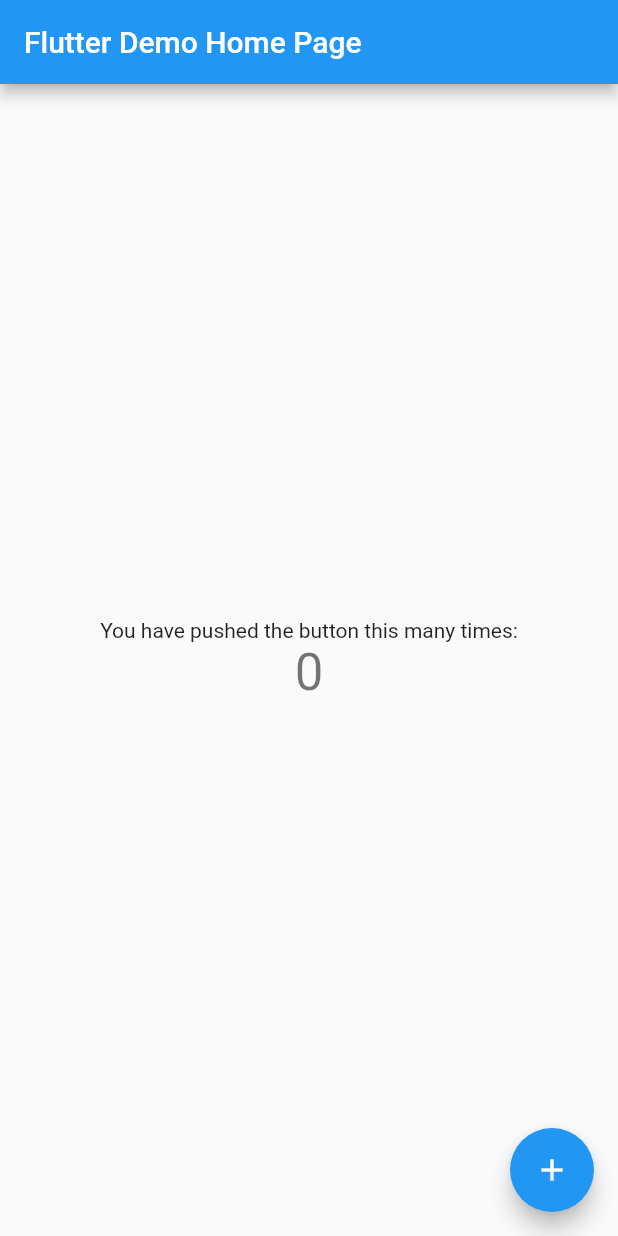
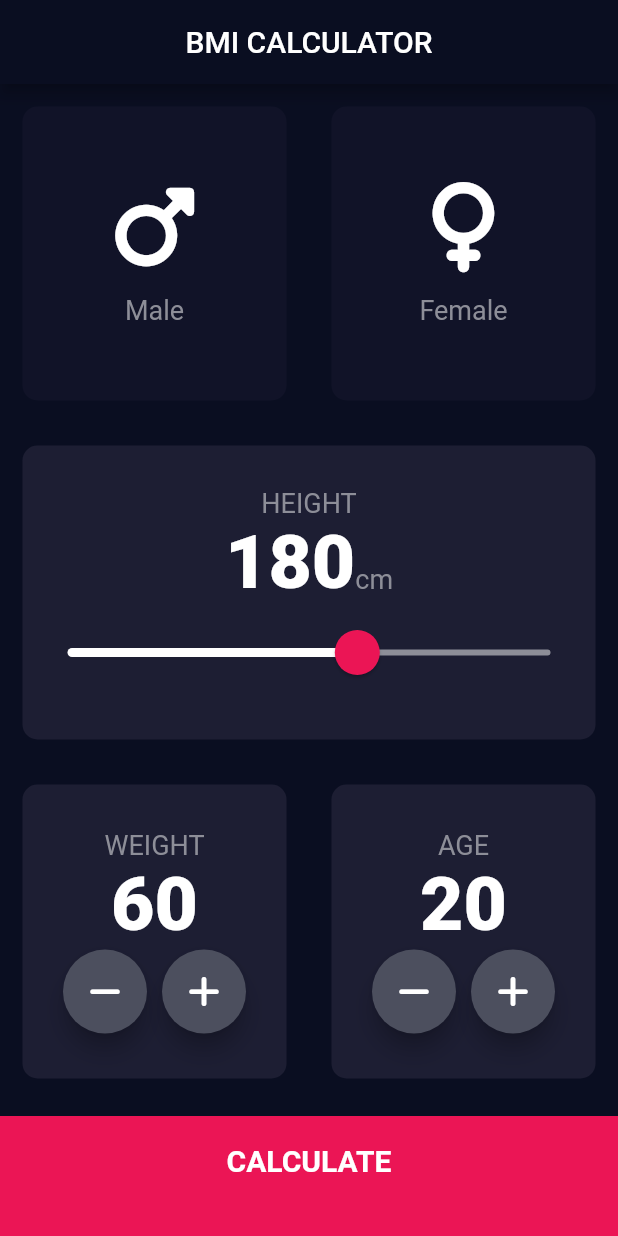
Before and after one commit to fernandogiroto/imc_calculator_flutter, a Flutter app: the screen it shows after launch, on a phone screen of 412 x 824 dp. Run offline on Flutter 3.47's test engine with Material 2 defaults, Android fonts, the phone set to English and light mode, and no system bars; our stand-ins replace font_awesome_flutter.

Commit message:
BMI Calculator

```diff
--- /dev/null
+++ b/lib/classes/calculator_brain.dart
@@ -0,0 +1,35 @@
+import 'dart:math';
+
+class CalculatorBrain {
+  CalculatorBrain({required this.height, required this.weight});
+
+  late final int height;
+  late final int weight;
+
+  late double _bmi;
+
+  String calculateBMI() {
+    _bmi = weight / pow(height / 100, 2);
+    return _bmi.toStringAsFixed(1);
+  }
+
+  String getResult() {
+    if (_bmi >= 25) {
+      return 'Overweight';
+    } else if (_bmi > 18.5) {
+      return 'Normal';
+    } else {
+      return 'Underweight';
+    }
+  }
+
+  String getInterpretation() {
+    if (_bmi >= 25) {
+      return 'You have a higher than normal body weight. Try to exercise more.';
+    } else if (_bmi >= 18.5) {
+      return 'You have a normal body weight. Good job!';
+    } else {
+      return 'You have a lower than normal body weight. You can eat a bit more.';
+    }
+  }
+}
--- /dev/null
+++ b/lib/components/card_content.dart
@@ -0,0 +1,24 @@
+import 'package:flutter/material.dart';
+import 'package:imc_calculator_flutter/utils/constants.dart';
+
+class CardContent extends StatelessWidget {
+  final IconData? icon;
+  final String label;
+
+  CardContent({this.icon, required this.label});
+
+  @override
+  Widget build(BuildContext context) {
+    return Column(
+      mainAxisAlignment: MainAxisAlignment.center,
+      children: [
+        Icon(icon, size: 60.0),
+        SizedBox(height: 15.0),
+        Text(
+          label,
+          style: kLabelStyle,
+        )
+      ],
+    );
+  }
+}
--- /dev/null
+++ b/lib/components/default_card.dart
@@ -0,0 +1,24 @@
+import 'package:flutter/material.dart';
+
+class DefaultCard extends StatelessWidget {
+  final Color colorCard;
+  final Widget? cardChild;
+  final VoidCallback? onPress;
+
+  DefaultCard({required this.colorCard, this.cardChild, this.onPress});
+
+  @override
+  Widget build(BuildContext context) {
+    return GestureDetector(
+      onTap: onPress,
+      child: Container(
+        margin: EdgeInsets.all(15.0),
+        decoration: BoxDecoration(
+          color: colorCard,
+          borderRadius: BorderRadius.circular(10),
+        ),
+        child: cardChild,
+      ),
+    );
+  }
+}
--- /dev/null
+++ b/lib/components/result_buttom.dart
@@ -0,0 +1,29 @@
+import 'package:flutter/material.dart';
+import 'package:imc_calculator_flutter/utils/constants.dart';
+
+class ResultButtom extends StatelessWidget {
+  final VoidCallback onTap;
+  final String textButtom;
+
+  ResultButtom({required this.onTap, required this.textButtom});
+
+  @override
+  Widget build(BuildContext context) {
+    return GestureDetector(
+      onTap: onTap,
+      child: Container(
+        child: Center(
+          child: Text(
+            textButtom,
+            style: kLargeButtomTextStyle,
+          ),
+        ),
+        margin: EdgeInsets.only(top: 10.0),
+        padding: EdgeInsets.only(bottom: 20.0),
+        color: Color(kBottomContainerColor),
+        width: double.infinity,
+        height: kBottomContainerHeight,
+      ),
+    );
+  }
+}
--- /dev/null
+++ b/lib/components/round_icon_buttom.dart
@@ -0,0 +1,20 @@
+import 'package:flutter/material.dart';
+import 'package:imc_calculator_flutter/utils/constants.dart';
+
+class RoundIconButton extends StatelessWidget {
+  final IconData? icon;
+  final VoidCallback? onPressed;
+  RoundIconButton({required this.icon, required this.onPressed});
+
+  @override
+  Widget build(BuildContext context) {
+    return RawMaterialButton(
+      elevation: 6.0,
+      constraints: BoxConstraints.tightFor(width: 56.0, height: 56.0),
+      shape: CircleBorder(),
+      fillColor: Color(0xFF4C4F5E),
+      child: Icon(icon),
+      onPressed: onPressed,
+    );
+  }
+}
--- a/lib/main.dart
+++ b/lib/main.dart
@@ -1,115 +1,26 @@
+import 'dart:ui';
 import 'package:flutter/material.dart';
+import 'screens/input_page.dart';
 
-void main() {
-  runApp(const MyApp());
-}
+void main() => runApp(BMICalculator());
 
-class MyApp extends StatelessWidget {
-  const MyApp({super.key});
-
-  // This widget is the root of your application.
+class BMICalculator extends StatelessWidget {
   @override
   Widget build(BuildContext context) {
     return MaterialApp(
-      title: 'Flutter Demo',
-      theme: ThemeData(
-        // This is the theme of your application.
-        //
-        // Try running your application with "flutter run". You'll see the
-        // application has a blue toolbar. Then, without quitting the app, try
-        // changing the primarySwatch below to Colors.green and then invoke
-        // "hot reload" (press "r" in the console where you ran "flutter run",
-        // or simply save your changes to "hot reload" in a Flutter IDE).
-        // Notice that the counter didn't reset back to zero; the application
-        // is not restarted.
-        primarySwatch: Colors.blue,
+      theme: ThemeData.dark().copyWith(
+        sliderTheme: SliderTheme.of(context).copyWith(
+          thumbShape: RoundSliderThumbShape(enabledThumbRadius: 15.0),
+          overlayShape: RoundSliderOverlayShape(overlayRadius: 30.0),
+          overlayColor: Color(0X29EB1555),
+          thumbColor: Color(0XFFEB1555),
+          activeTrackColor: Colors.white,
+        ),
+        appBarTheme: const AppBarTheme(color: Color(0xFF0A0E21), centerTitle: true),
+        primaryColor: const Color(0xFF0A0E21),
+        scaffoldBackgroundColor: const Color(0xFF0A0E21),
       ),
-      home: const MyHomePage(title: 'Flutter Demo Home Page'),
+      home: InputPage(),
     );
   }
 }
-
-class MyHomePage extends StatefulWidget {
-  const MyHomePage({super.key, required this.title});
-
-  // This widget is the home page of your application. It is stateful, meaning
-  // that it has a State object (defined below) that contains fields that affect
-  // how it looks.
-
-  // This class is the configuration for the state. It holds the values (in this
-  // case the title) provided by the parent (in this case the App widget) and
-  // used by the build method of the State. Fields in a Widget subclass are
-  // always marked "final".
-
-  final String title;
-
-  @override
-  State<MyHomePage> createState() => _MyHomePageState();
-}
-
-class _MyHomePageState extends State<MyHomePage> {
-  int _counter = 0;
-
-  void _incrementCounter() {
-    setState(() {
-      // This call to setState tells the Flutter framework that something has
-      // changed in this State, which causes it to rerun the build method below
-      // so that the display can reflect the updated values. If we changed
-      // _counter without calling setState(), then the build method would not be
-      // called again, and so nothing would appear to happen.
-      _counter++;
-    });
-  }
-
-  @override
-  Widget build(BuildContext context) {
-    // This method is rerun every time setState is called, for instance as done
-    // by the _incrementCounter method above.
-    //
-    // The Flutter framework has been optimized to make rerunning build methods
-    // fast, so that you can just rebuild anything that needs updating rather
-    // than having to individually change instances of widgets.
-    return Scaffold(
-      appBar: AppBar(
-        // Here we take the value from the MyHomePage object that was created by
-        // the App.build method, and use it to set our appbar title.
-        title: Text(widget.title),
-      ),
-      body: Center(
-        // Center is a layout widget. It takes a single child and positions it
-        // in the middle of the parent.
-        child: Column(
-          // Column is also a layout widget. It takes a list of children and
-          // arranges them vertically. By default, it sizes itself to fit its
-          // children horizontally, and tries to be as tall as its parent.
-          //
-          // Invoke "debug painting" (press "p" in the console, choose the
-          // "Toggle Debug Paint" action from the Flutter Inspector in Android
-          // Studio, or the "Toggle Debug Paint" command in Visual Studio Code)
-          // to see the wireframe for each widget.
-          //
-          // Column has various properties to control how it sizes itself and
-          // how it positions its children. Here we use mainAxisAlignment to
-          // center the children vertically; the main axis here is the vertical
-          // axis because Columns are vertical (the cross axis would be
-          // horizontal).
-          mainAxisAlignment: MainAxisAlignment.center,
-          children: <Widget>[
-            const Text(
-              'You have pushed the button this many times:',
-            ),
-            Text(
-              '$_counter',
-              style: Theme.of(context).textTheme.headlineMedium,
-            ),
-          ],
-        ),
-      ),
-      floatingActionButton: FloatingActionButton(
-        onPressed: _incrementCounter,
-        tooltip: 'Increment',
-        child: const Icon(Icons.add),
-      ), // This trailing comma makes auto-formatting nicer for build methods.
-    );
-  }
-}
--- /dev/null
+++ b/lib/screens/input_page.dart
@@ -0,0 +1,213 @@
+import 'package:flutter/material.dart';
+import 'package:font_awesome_flutter/font_awesome_flutter.dart';
+import 'results_page.dart';
+import 'package:imc_calculator_flutter/components/default_card.dart';
+import 'package:imc_calculator_flutter/components/card_content.dart';
+import 'package:imc_calculator_flutter/components/result_buttom.dart';
+import 'package:imc_calculator_flutter/components/round_icon_buttom.dart';
+import 'package:imc_calculator_flutter/utils/constants.dart';
+import 'package:imc_calculator_flutter/classes/calculator_brain.dart';
+
+enum Gender { male, female }
+
+class InputPage extends StatefulWidget {
+  @override
+  _InputPageState createState() => _InputPageState();
+}
+
+class _InputPageState extends State<InputPage> {
+  Gender? selectedGender;
+  int height = 180;
+  int weight = 60;
+  int age = 20;
+
+  @override
+  Widget build(BuildContext context) {
+    return Scaffold(
+      appBar: AppBar(
+        title: Text('BMI CALCULATOR'),
+      ),
+      body: Column(
+        crossAxisAlignment: CrossAxisAlignment.stretch,
+        children: [
+          // Gender Cards
+          Expanded(
+            child: Row(
+              children: [
+                Expanded(
+                  child: DefaultCard(
+                    onPress: () {
+                      setState(() {
+                        selectedGender = Gender.male;
+                      });
+                    },
+                    colorCard: selectedGender == Gender.male ? kActiveColorCard : kInactiveCardColor,
+                    cardChild: CardContent(
+                      icon: FontAwesomeIcons.mars,
+                      label: 'Male',
+                    ),
+                  ),
+                ),
+                Expanded(
+                  child: DefaultCard(
+                    onPress: () {
+                      setState(() {
+                        selectedGender = Gender.female;
+                      });
+                    },
+                    colorCard: selectedGender == Gender.female ? kActiveColorCard : kInactiveCardColor,
+                    cardChild: CardContent(
+                      icon: FontAwesomeIcons.venus,
+                      label: 'Female',
+                    ),
+                  ),
+                ),
+              ],
+            ),
+          ),
+          // Height Card
+          Expanded(
+            child: DefaultCard(
+                cardChild: Column(
+                  mainAxisAlignment: MainAxisAlignment.center,
+                  children: [
+                    Text(
+                      'HEIGHT',
+                      style: kLabelStyle,
+                    ),
+                    Row(
+                      mainAxisAlignment: MainAxisAlignment.center,
+                      crossAxisAlignment: CrossAxisAlignment.baseline,
+                      textBaseline: TextBaseline.alphabetic,
+                      children: [
+                        Text(
+                          height.toString(),
+                          style: kNumberTextStyle,
+                        ),
+                        Text(
+                          'cm',
+                          style: kLabelStyle,
+                        ),
+                      ],
+                    ),
+                    SliderTheme(
+                      data: SliderTheme.of(context).copyWith(
+                        thumbShape: RoundSliderThumbShape(enabledThumbRadius: 15.0),
+                        overlayShape: RoundSliderOverlayShape(overlayRadius: 30.0),
+                        overlayColor: Color(0X29EB1555),
+                        thumbColor: Color(0XFFEB1555),
+                        activeTrackColor: Colors.white,
+                        inactiveTrackColor: Color(0XFF8D8E98),
+                      ),
+                      child: Slider(
+                        onChanged: (double newValue) {
+                          setState(() {
+                            height = newValue.round();
+                          });
+                        },
+                        value: height.toDouble(),
+                        min: 120.0,
+                        max: 220.0,
+                      ),
+                    ),
+                  ],
+                ),
+                colorCard: kActiveColorCard),
+          ),
+          Expanded(
+            child: Row(
+              children: [
+                Expanded(
+                  child: DefaultCard(
+                    colorCard: kActiveColorCard,
+                    cardChild: Column(
+                      mainAxisAlignment: MainAxisAlignment.center,
+                      children: [
+                        Text('WEIGHT', style: kLabelStyle),
+                        Text(
+                          weight.toString(),
+                          style: kNumberTextStyle,
+                        ),
+                        Row(
+                          mainAxisAlignment: MainAxisAlignment.center,
+                          children: [
+                            RoundIconButton(
+                                icon: FontAwesomeIcons.minus,
+                                onPressed: () {
+                                  setState(() {
+                                    weight--;
+                                  });
+                                }),
+                            SizedBox(width: 10),
+                            RoundIconButton(
+                              icon: FontAwesomeIcons.plus,
+                              onPressed: () {
+                                setState(() {
+                                  weight++;
+                                });
+                              },
+                            ),
+                          ],
+                        ),
+                      ],
+                    ),
+                  ),
+                ),
+                Expanded(
+                  child: DefaultCard(
+                    colorCard: kActiveColorCard,
+                    cardChild: Column(
+                      mainAxisAlignment: MainAxisAlignment.center,
+                      children: [
+                        Text('AGE', style: kLabelStyle),
+                        Text(
+                          age.toString(),
+                          style: kNumberTextStyle,
+                        ),
+                        Row(
+                          mainAxisAlignment: MainAxisAlignment.center,
+                          children: [
+                            RoundIconButton(
+                                icon: FontAwesomeIcons.minus,
+                                onPressed: () {
+                                  setState(() {
+                                    age--;
+                                  });
+                                }),
+                            SizedBox(width: 10),
+                            RoundIconButton(
+                              icon: FontAwesomeIcons.plus,
+                              onPressed: () {
+                                setState(() {
+                                  age++;
+                                });
+                              },
+                            ),
+                          ],
+                        ),
+                      ],
+                    ),
+                  ),
+                ),
+              ],
+            ),
+          ),
+          ResultButtom(
+            onTap: () {
+              CalculatorBrain bmiCalculator = CalculatorBrain(height: 10, weight: 20);
+              Navigator.push(
+                  context,
+                  MaterialPageRoute(
+                      builder: (context) => ResultsPage(
+                            bmiResult: bmiCalculator.calculateBMI(),
+                            resultText: bmiCalculator.getResult(),
+                            interpretationText: bmiCalculator.getInterpretation(),
+                          )));
+            },
+            textButtom: 'CALCULATE',
+          ),
+        ],
+      ),
+    );
+  }
+}
--- /dev/null
+++ b/lib/screens/results_page.dart
@@ -0,0 +1,68 @@
+import 'package:flutter/material.dart';
+import 'package:imc_calculator_flutter/utils/constants.dart';
+import 'package:imc_calculator_flutter/components/default_card.dart';
+import 'package:imc_calculator_flutter/components/result_buttom.dart';
+
+class ResultsPage extends StatelessWidget {
+  final String bmiResult;
+  final String resultText;
+  final String interpretationText;
+
+  ResultsPage({required this.bmiResult, required this.resultText, required this.interpretationText});
+
+  @override
+  Widget build(BuildContext context) {
+    return Scaffold(
+      appBar: AppBar(
+        title: Text('BMI CALCULATOR'),
+      ),
+      body: Column(
+        mainAxisAlignment: MainAxisAlignment.spaceEvenly,
+        crossAxisAlignment: CrossAxisAlignment.stretch,
+        children: [
+          Expanded(
+            child: Container(
+              padding: EdgeInsets.all(15.0),
+              alignment: Alignment.bottomLeft,
+              child: Text(
+                'Your Result',
+                style: kTitleTextStyle,
+              ),
+            ),
+          ),
+          Expanded(
+            flex: 5,
+            child: DefaultCard(
+              colorCard: kActiveColorCard,
+              cardChild: Column(
+                mainAxisAlignment: MainAxisAlignment.spaceEvenly,
+                crossAxisAlignment: CrossAxisAlignment.center,
+                children: [
+                  Text(
+                    resultText,
+                    style: kResultTextStyle,
+                  ),
+                  Text(
+                    bmiResult,
+                    style: kBMITextResultStyle,
+                  ),
+                  Text(
+                    interpretationText,
+                    textAlign: TextAlign.center,
+                    style: kBodyTextStyle,
+                  ),
+                ],
+              ),
+            ),
+          ),
+          ResultButtom(
+            textButtom: 'RE-CALCULATE',
+            onTap: () {
+              Navigator.pop(context);
+            },
+          )
+        ],
+      ),
+    );
+  }
+}
--- /dev/null
+++ b/lib/utils/constants.dart
@@ -0,0 +1,20 @@
+import 'package:flutter/material.dart';
+
+const kLabelStyle = TextStyle(
+  fontSize: 18.0,
+  color: Color(0xFF8D8E98),
+);
+
+const kNumberTextStyle = TextStyle(fontSize: 50.0, fontWeight: FontWeight.w900);
+
+const kBottomContainerHeight = 80.0;
+const kActiveColorCard = Color(0xFF1D1E33);
+const kInactiveCardColor = Color(0xFF111328);
+const kBottomContainerColor = 0xFFEB1555;
+
+const kLargeButtomTextStyle = TextStyle(fontSize: 20.0, fontWeight: FontWeight.bold);
+
+const kTitleTextStyle = TextStyle(fontSize: 50.0, fontWeight: FontWeight.bold);
+const kResultTextStyle = TextStyle(fontSize: 22.0, fontWeight: FontWeight.bold, color: Color(0XFF24D876));
+const kBMITextResultStyle = TextStyle(fontSize: 100.0, fontWeight: FontWeight.bold);
+const kBodyTextStyle = TextStyle(fontSize: 22.0, fontWeight: FontWeight.bold);
--- a/pubspec.yaml
+++ b/pubspec.yaml
@@ -35,6 +35,7 @@
   # The following adds the Cupertino Icons font to your application.
   # Use with the CupertinoIcons class for iOS style icons.
   cupertino_icons: ^1.0.2
+  font_awesome_flutter: ^10.4.0
 
 dev_dependencies:
   flutter_test:
```
Also changed, not shown: pubspec.lock, 1 other file.
